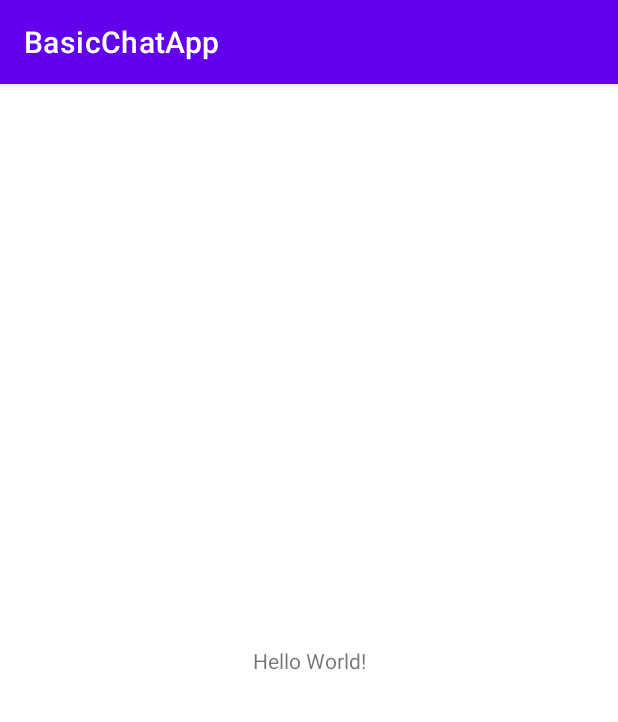
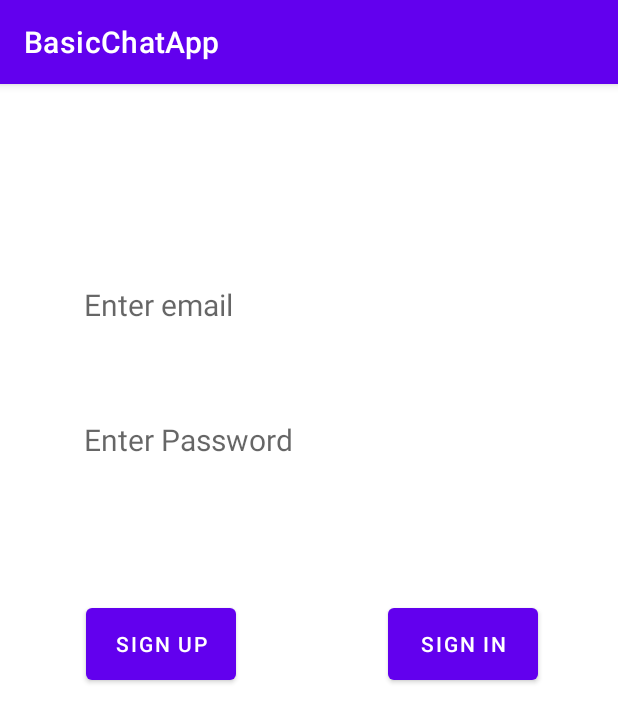
Before and after one commit to emirkarabey/BasicChatApp, an Android app: the screen it shows after launch (MainActivity), on a phone screen of 412 x 824 dp. Shown: the top 722 px of the screen. Run offline under Robolectric (Android 15) with nearby library versions, the phone set to English and light mode, and no system bars.

Commit message:
Design and navigation added

```diff
--- a/app/src/main/AndroidManifest.xml
+++ b/app/src/main/AndroidManifest.xml
@@ -14,7 +14,7 @@
         android:theme="@style/Theme.BasicChatApp"
         tools:targetApi="31">
         <activity
-            android:name=".MainActivity"
+            android:name=".view.MainActivity"
             android:exported="true">
             <intent-filter>
                 <action android:name="android.intent.action.MAIN" />
--- /dev/null
+++ b/app/src/main/java/com/example/basicchatapp/model/Chat.kt
@@ -0,0 +1,3 @@
+package com.example.basicchatapp.model
+
+data class Chat(val user:String,val message:String)
--- /dev/null
+++ b/app/src/main/java/com/example/basicchatapp/view/LoginFragment.kt
@@ -0,0 +1,27 @@
+package com.example.basicchatapp.view
+
+import android.os.Bundle
+import androidx.fragment.app.Fragment
+import android.view.LayoutInflater
+import android.view.View
+import android.view.ViewGroup
+import com.example.basicchatapp.R
+
+class LoginFragment : Fragment() {
+
+    override fun onCreate(savedInstanceState: Bundle?) {
+        super.onCreate(savedInstanceState)
+        arguments?.let {
+
+        }
+    }
+
+    override fun onCreateView(
+        inflater: LayoutInflater, container: ViewGroup?,
+        savedInstanceState: Bundle?
+    ): View? {
+        // Inflate the layout for this fragment
+        return inflater.inflate(R.layout.fragment_login, container, false)
+    }
+
+}
--- a/app/src/main/java/com/example/basicchatapp/MainActivity.kt
+++ b/app/src/main/java/com/example/basicchatapp/view/MainActivity.kt
@@ -1,7 +1,8 @@
-package com.example.basicchatapp
+package com.example.basicchatapp.view
 
 import androidx.appcompat.app.AppCompatActivity
 import android.os.Bundle
+import com.example.basicchatapp.R
 
 class MainActivity : AppCompatActivity() {
     override fun onCreate(savedInstanceState: Bundle?) {
--- a/app/src/main/res/layout/activity_main.xml
+++ b/app/src/main/res/layout/activity_main.xml
@@ -4,15 +4,21 @@
     xmlns:tools="http://schemas.android.com/tools"
     android:layout_width="match_parent"
     android:layout_height="match_parent"
-    tools:context=".MainActivity">
+    tools:context=".view.MainActivity">
 
-    <TextView
-        android:layout_width="wrap_content"
-        android:layout_height="wrap_content"
-        android:text="Hello World!"
+    <androidx.fragment.app.FragmentContainerView
+        android:id="@+id/fragmentContainerView"
+        android:name="androidx.navigation.fragment.NavHostFragment"
+        android:layout_width="409dp"
+        android:layout_height="601dp"
+        android:layout_marginStart="1dp"
+        android:layout_marginTop="1dp"
+        android:layout_marginEnd="1dp"
+        android:layout_marginBottom="1dp"
+        app:defaultNavHost="true"
         app:layout_constraintBottom_toBottomOf="parent"
         app:layout_constraintEnd_toEndOf="parent"
         app:layout_constraintStart_toStartOf="parent"
-        app:layout_constraintTop_toTopOf="parent" />
-
+        app:layout_constraintTop_toTopOf="parent"
+        app:navGraph="@navigation/nav_graph" />
 </androidx.constraintlayout.widget.ConstraintLayout>
--- /dev/null
+++ b/app/src/main/res/layout/fragment_login.xml
@@ -0,0 +1,51 @@
+<?xml version="1.0" encoding="utf-8"?>
+<androidx.constraintlayout.widget.ConstraintLayout xmlns:android="http://schemas.android.com/apk/res/android"
+    xmlns:app="http://schemas.android.com/apk/res-auto"
+    xmlns:tools="http://schemas.android.com/tools"
+    android:layout_width="match_parent"
+    android:layout_height="match_parent"
+    tools:context=".view.LoginFragment">
+
+    <Button
+        android:id="@+id/signIn_button2"
+        android:layout_width="100dp"
+        android:layout_height="60dp"
+        android:layout_marginTop="60dp"
+        android:layout_marginEnd="52dp"
+        android:text="Sign In"
+        app:layout_constraintEnd_toEndOf="parent"
+        app:layout_constraintTop_toBottomOf="@+id/password_text"></Button>
+
+    <TextView
+        android:id="@+id/email_text"
+        android:layout_width="300dp"
+        android:layout_height="60dp"
+        android:layout_marginTop="50dp"
+        android:hint="Enter email"
+        android:textSize="20sp"
+        app:layout_constraintEnd_toEndOf="parent"
+        app:layout_constraintStart_toStartOf="parent"
+        app:layout_constraintTop_toTopOf="parent"></TextView>
+
+    <TextView
+        android:id="@+id/password_text"
+        android:layout_width="300dp"
+        android:layout_height="60dp"
+        android:layout_marginTop="30dp"
+        android:hint="Enter Password"
+        android:textSize="20sp"
+        app:layout_constraintEnd_toEndOf="parent"
+        app:layout_constraintStart_toStartOf="parent"
+        app:layout_constraintTop_toBottomOf="@+id/email_text"></TextView>
+
+    <Button
+        android:id="@+id/signUp_button"
+        android:layout_width="100dp"
+        android:layout_height="60dp"
+        android:layout_marginStart="56dp"
+        android:layout_marginTop="60dp"
+        android:text="Sign Up"
+        app:layout_constraintStart_toStartOf="parent"
+        app:layout_constraintTop_toBottomOf="@+id/password_text"></Button>
+
+</androidx.constraintlayout.widget.ConstraintLayout>
--- /dev/null
+++ b/app/src/main/res/navigation/nav_graph.xml
@@ -0,0 +1,22 @@
+<?xml version="1.0" encoding="utf-8"?>
+<navigation xmlns:android="http://schemas.android.com/apk/res/android"
+    xmlns:app="http://schemas.android.com/apk/res-auto"
+    xmlns:tools="http://schemas.android.com/tools"
+    android:id="@+id/nav_graph"
+    app:startDestination="@id/loginFragment">
+
+    <fragment
+        android:id="@+id/loginFragment"
+        android:name="com.example.basicchatapp.view.LoginFragment"
+        android:label="fragment_login"
+        tools:layout="@layout/fragment_login" >
+        <action
+            android:id="@+id/action_loginFragment_to_chatFragment"
+            app:destination="@id/chatFragment" />
+    </fragment>
+    <fragment
+        android:id="@+id/chatFragment"
+        android:name="com.example.basicchatapp.view.ChatFragment"
+        android:label="fragment_chat"
+        tools:layout="@layout/fragment_chat" />
+</navigation>
--- a/app/src/main/res/values/strings.xml
+++ b/app/src/main/res/values/strings.xml
@@ -1,3 +1,5 @@
 <resources>
     <string name="app_name">BasicChatApp</string>
+    <!-- TODO: Remove or change this placeholder text -->
+    <string name="hello_blank_fragment">Hello blank fragment</string>
 </resources>
```
Also changed, not shown: app/src/main/java/com/example/basicchatapp/view/ChatFragment.kt (added, +27 -0 lines), app/src/main/res/layout/fragment_chat.xml (added, +41 -0 lines).
